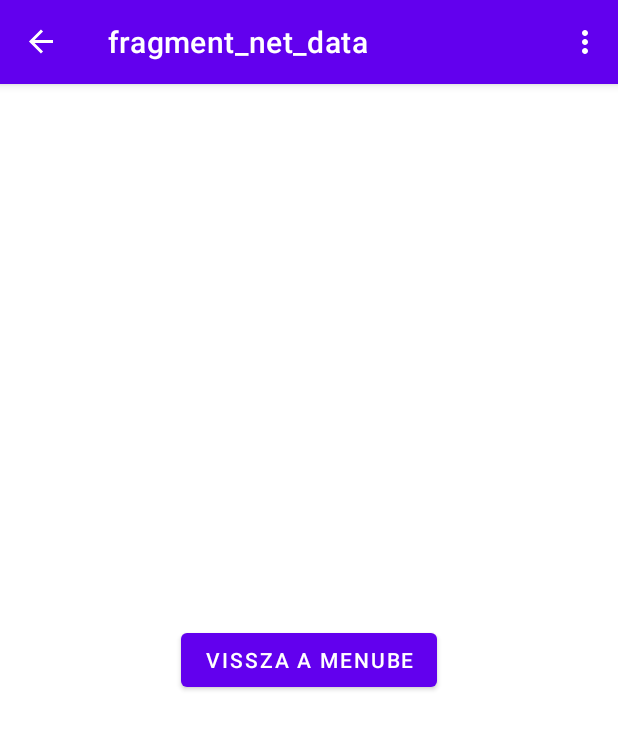
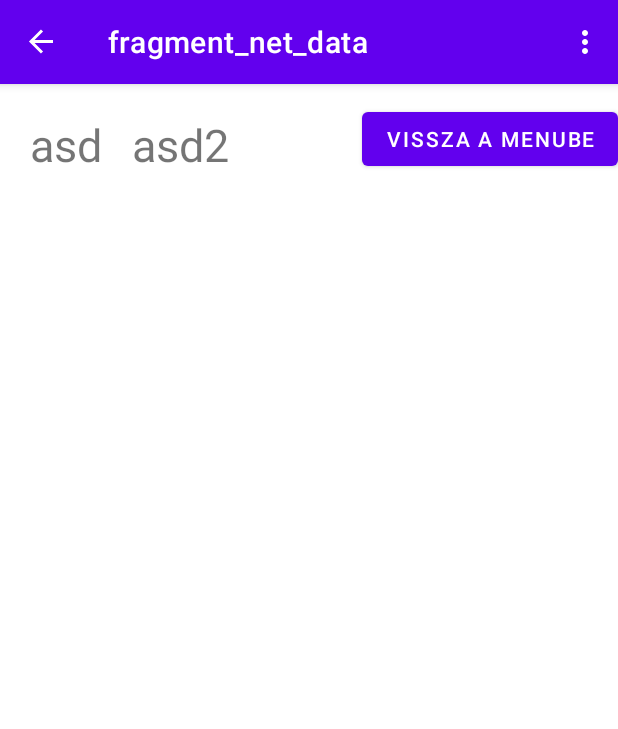
Before and after one commit to Errelian/mobilalk-projekt, an Android app: the screen it shows after launch (MainActivity), after a tap on "NETES ADAT", on a phone screen of 412 x 824 dp. Shown: the top 729 px of the screen. Run offline under Robolectric (Android 15) with nearby library versions, the phone set to English and light mode, and no system bars; our stand-ins replace Room's generated code, navigation-ui.

Commit message:
Database works now, actually

```diff
--- a/app/build.gradle
+++ b/app/build.gradle
@@ -3,6 +3,7 @@ plugins {
     id 'kotlin-android'
     id 'kotlin-android-extensions'
     id 'androidx.navigation.safeargs.kotlin'
+    id 'kotlin-kapt'
 
 }
 
@@ -47,8 +48,21 @@ dependencies {
     implementation 'androidx.navigation:navigation-ui-ktx:2.3.5'
     //implementation "androidx.lifecycle:extensions:1.1.1"
     //annotationProcessor "androidx.lifecycle:compiler:1.1.1"
+
+    implementation "androidx.room:room-runtime:2.3.0"
+    kapt "androidx.room:room-compiler:2.3.0"
+    implementation "androidx.room:room-ktx:2.3.0"
+
     implementation "androidx.lifecycle:lifecycle-viewmodel-ktx:2.4.0"
     testImplementation 'junit:junit:4.+'
     androidTestImplementation 'androidx.test.ext:junit:1.1.3'
     androidTestImplementation 'androidx.test.espresso:espresso-core:3.4.0'
+
+    implementation "androidx.lifecycle:lifecycle-extensions:2.2.0"
+    implementation "androidx.lifecycle:lifecycle-common-java8:2.4.0"
+    implementation "androidx.lifecycle:lifecycle-viewmodel-ktx:2.4.0"
+
+    implementation "org.jetbrains.kotlin:kotlin-stdlib-jdk7:1.5.30"
+    api "org.jetbrains.kotlinx:kotlinx-coroutines-core:1.5.0"
+    api "org.jetbrains.kotlinx:kotlinx-coroutines-android:1.5.0"
 }
--- a/app/src/main/java/com/example/projekt/FirstFragment.kt
+++ b/app/src/main/java/com/example/projekt/FirstFragment.kt
@@ -9,7 +9,14 @@ import androidx.navigation.fragment.findNavController
 import com.example.projekt.databinding.FragmentFirstBinding
 import kotlinx.android.synthetic.main.fragment_first.*
 import android.util.Log
+import androidx.lifecycle.Observer
 import androidx.lifecycle.ViewModelProvider
+import com.example.projekt.database.KaloriaDatabase
+import com.example.projekt.database.KaloriaSession
+import kotlinx.coroutines.CoroutineScope
+import kotlinx.coroutines.Dispatchers
+import kotlinx.coroutines.Job
+import kotlinx.coroutines.launch
 
 
 /**
@@ -22,6 +29,9 @@ class FirstFragment : Fragment() {
     // This property is only valid between onCreateView and
     // onDestroyView.
     private val binding get() = _binding!!
+
+    val job = Job()
+    val uiScope = CoroutineScope(Dispatchers.Main + job)
 
     override fun onCreateView(inflater: LayoutInflater, container: ViewGroup?, savedInstanceState: Bundle?): View? {
 
@@ -42,6 +52,10 @@ class FirstFragment : Fragment() {
         nev_field.setText(viewModel.name)
         kaloria_field.setText(viewModel.kaloria.toString())
 
+        val application = requireNotNull(this.activity).application
+        var datasource = KaloriaDatabase.getInstance(application).kaloriaDatabaseDao
+        viewModel.setDatasource(datasource)
+
 
         binding.mero.setOnClickListener {
             val action = FirstFragmentDirections.actionFirstFragmentToSecondFragment(viewModel.kaloria, viewModel.name)
@@ -56,12 +70,28 @@ class FirstFragment : Fragment() {
         binding.mento.setOnClickListener{
             viewModel.setTheName( nev_field.getText().toString())
             viewModel.setTheKaloria(kaloria_field.getText().toString().toInt())
+
+            var session = KaloriaSession(nev_field.getText().toString(), 0.5)
+
+            Log.d("asd", session.burnedCalories.toString())
+            Log.d("asd2",session.sessionId)
+
+            uiScope.launch(Dispatchers.IO) {
+                viewModel.dataSource.insert(session)
+            }
+
+            Thread.sleep(300)
+            uiScope.launch(Dispatchers.IO) {
+                Log.d( "Database value: ", (viewModel.dataSource.get(session.sessionId)).toString() )
+            }
+
             Log.d("NAME", viewModel.name)
             Log.d("KALORIA", viewModel.kaloria.toString())
         }
     }
 
     override fun onDestroyView() {
+        job.cancel()
         super.onDestroyView()
         _binding = null
     }
--- a/app/src/main/java/com/example/projekt/MainActivityViewModel.kt
+++ b/app/src/main/java/com/example/projekt/MainActivityViewModel.kt
@@ -6,6 +6,7 @@ import androidx.lifecycle.LiveData
 import androidx.lifecycle.MutableLiveData
 import androidx.lifecycle.Transformations
 import androidx.lifecycle.ViewModel
+import com.example.projekt.database.KaloriaDatabaseDao
 
 class MainActivityViewModel : ViewModel() {
 
@@ -14,6 +15,12 @@ class MainActivityViewModel : ViewModel() {
     private var _kaloriaBurned = MutableLiveData<Double>(0.1)
     private var _kaloriaChange = MutableLiveData<Boolean>(false)
     var kaloriaBurnedString =  MutableLiveData<String>("0")
+    lateinit var dataSource: KaloriaDatabaseDao
+
+
+    fun setDatasource(newDatasource: KaloriaDatabaseDao){
+        this.dataSource = newDatasource
+    }
 
     fun kaloriaChange(): LiveData<Boolean>{
         return _kaloriaChange
--- a/app/src/main/java/com/example/projekt/NetFragment.kt
+++ b/app/src/main/java/com/example/projekt/NetFragment.kt
@@ -17,12 +17,14 @@ class NetFragment : Fragment() {
     override fun onCreateView(inflater: LayoutInflater, container: ViewGroup?, savedInstanceState: Bundle?): View? {
 
         _binding = FragmentNetDataBinding.inflate(inflater, container, false)
+
         return binding.root
 
     }
 
     override fun onViewCreated(view: View, savedInstanceState: Bundle?) {
         super.onViewCreated(view, savedInstanceState)
+
 
         binding.backToMenu.setOnClickListener {
             findNavController().navigate(R.id.action_netFragment_to_FirstFragment)
--- a/app/src/main/java/com/example/projekt/SecondFragment.kt
+++ b/app/src/main/java/com/example/projekt/SecondFragment.kt
@@ -24,6 +24,7 @@ class SecondFragment : Fragment() {
 
     private lateinit var viewModel: MainActivityViewModel
 
+
     // This property is only valid between onCreateView and
     // onDestroyView.
     private val binding get() = _binding!!
@@ -43,6 +44,7 @@ class SecondFragment : Fragment() {
         super.onViewCreated(view, savedInstanceState)
         viewModel = ViewModelProvider(requireActivity()).get(MainActivityViewModel::class.java)
 
+
         binding.checkup.setOnClickListener{
             val name = args.nev
             val kaloria = args.kaloria
@@ -57,8 +59,6 @@ class SecondFragment : Fragment() {
 
             //Log.d("Current kaloria count DOUBLE", viewModel.kaloriaBurned().value.toString())
             //Log.d("Current kaloria count", viewModel.currentKaloriaString.value.toString())
-
-            currentKal.setText(viewModel.currentKaloriaString.value.toString() + " Kcal")
         }
 
         binding.buttonSecond.setOnClickListener {
@@ -75,7 +75,7 @@ class SecondFragment : Fragment() {
             Log.d(viewModel.kaloriaChange().value.toString(), "Before change")
             viewModel.changeKaloria()
             Log.d(viewModel.kaloriaChange().value.toString(), "Afer change")
-            //TODO MAKE THIS ONE CHANGE A LIVEDATA THING, MAKE THAT LIVEDATE OBSERVED -> TRIGGER COROUTINE TO WRITE TO DB
+            //TODO TRIGGER COROUTINE TO WRITE TO DB
             findNavController().navigate(R.id.action_SecondFragment_to_FirstFragment)
         }
 
@@ -87,9 +87,12 @@ class SecondFragment : Fragment() {
 
         viewModel.currentKaloriaString.observe(viewLifecycleOwner, Observer{
             Log.d("kaloriaburnedstringchanged", "asd")
+            currentKal.setText(viewModel.currentKaloriaString.value.toString() + " Kcal")
+
         })
         Log.d("After Observer", "asd")
     }
+
 
     override fun onDestroyView() {
         super.onDestroyView()
--- /dev/null
+++ b/app/src/main/java/com/example/projekt/database/KaloriaDatabase.kt
@@ -0,0 +1,37 @@
+package com.example.projekt.database
+
+import android.content.Context
+import androidx.room.Database
+import androidx.room.Room
+import androidx.room.RoomDatabase
+
+
+@Database(entities = [KaloriaSession::class], version = 1, exportSchema = false)
+abstract class KaloriaDatabase: RoomDatabase() {
+    abstract val kaloriaDatabaseDao: KaloriaDatabaseDao
+
+    companion object {
+        @Volatile
+        private var INSTANCE: KaloriaDatabase? = null
+
+        fun getInstance(context: Context): KaloriaDatabase {
+            synchronized(this) {
+                var instance = INSTANCE
+
+                if (instance == null) {
+                    instance = Room.databaseBuilder(
+                        context.applicationContext,
+                        KaloriaDatabase::class.java,
+                        "sleep_history_database"
+                    )
+                        .allowMainThreadQueries()
+                        .fallbackToDestructiveMigration()
+                        .build()
+                    INSTANCE = instance
+                }
+                return instance
+            }
+        }
+    }
+
+}
--- /dev/null
+++ b/app/src/main/java/com/example/projekt/database/KaloriaDatabaseDao.kt
@@ -0,0 +1,22 @@
+package com.example.projekt.database
+
+import androidx.lifecycle.LiveData
+import androidx.room.*
+
+@Dao
+interface KaloriaDatabaseDao {
+    @Insert(onConflict = OnConflictStrategy.REPLACE)
+    suspend fun insert(session: KaloriaSession)
+
+    @Update
+    suspend fun update(session: KaloriaSession)
+
+    @Query("SELECT * from kaloria_session_table WHERE sessionId = :key")
+    suspend fun get(key: String): KaloriaSession?
+
+    @Query("DELETE FROM kaloria_session_table")
+    suspend fun clear()
+
+    @Query("SELECT * FROM kaloria_session_table ORDER BY sessionId DESC")
+    fun getAllSessions(): LiveData<List<KaloriaSession>>
+}
--- /dev/null
+++ b/app/src/main/java/com/example/projekt/database/KaloriaSession.kt
@@ -0,0 +1,14 @@
+package com.example.projekt.database
+
+import androidx.room.ColumnInfo
+import androidx.room.Entity
+import androidx.room.PrimaryKey
+
+
+@Entity(tableName = "kaloria_session_table")
+data class KaloriaSession(
+    @PrimaryKey
+    var sessionId: String= "asd",
+    @ColumnInfo(name = "burned_calories")
+    var burnedCalories: Double = 0.0
+)
--- a/app/src/main/res/layout/fragment_net_data.xml
+++ b/app/src/main/res/layout/fragment_net_data.xml
@@ -4,7 +4,7 @@
     xmlns:app="http://schemas.android.com/apk/res-auto"
     xmlns:tools="http://schemas.android.com/tools"
     android:layout_width="match_parent"
-    android:layout_height="match_parent"
+    android:layout_height="wrap_content"
     tools:context=".NetFragment">
 
     <Button
@@ -14,7 +14,29 @@
         android:text="@string/vissza_a_menube"
         app:layout_constraintBottom_toBottomOf="parent"
         app:layout_constraintEnd_toEndOf="parent"
+        app:layout_constraintTop_toTopOf="parent"
+        app:layout_constraintVertical_bias="1.0" />
+
+    <TextView
+        android:id="@+id/textView1"
+        android:layout_width="wrap_content"
+        android:layout_height="wrap_content"
+        android:layout_marginStart="20dp"
+        android:layout_marginTop="20dp"
+        android:text="asd"
+        android:textSize = "30sp"
         app:layout_constraintStart_toStartOf="parent"
+        app:layout_constraintTop_toTopOf="parent" />
+
+    <TextView
+        android:id="@+id/textView2"
+        android:layout_width="wrap_content"
+        android:layout_height="wrap_content"
+        android:layout_marginStart="20dp"
+        android:layout_marginTop="20dp"
+        android:text="asd2"
+        android:textSize = "30sp"
+        app:layout_constraintStart_toEndOf="@+id/textView1"
         app:layout_constraintTop_toTopOf="parent" />
 
 
```
